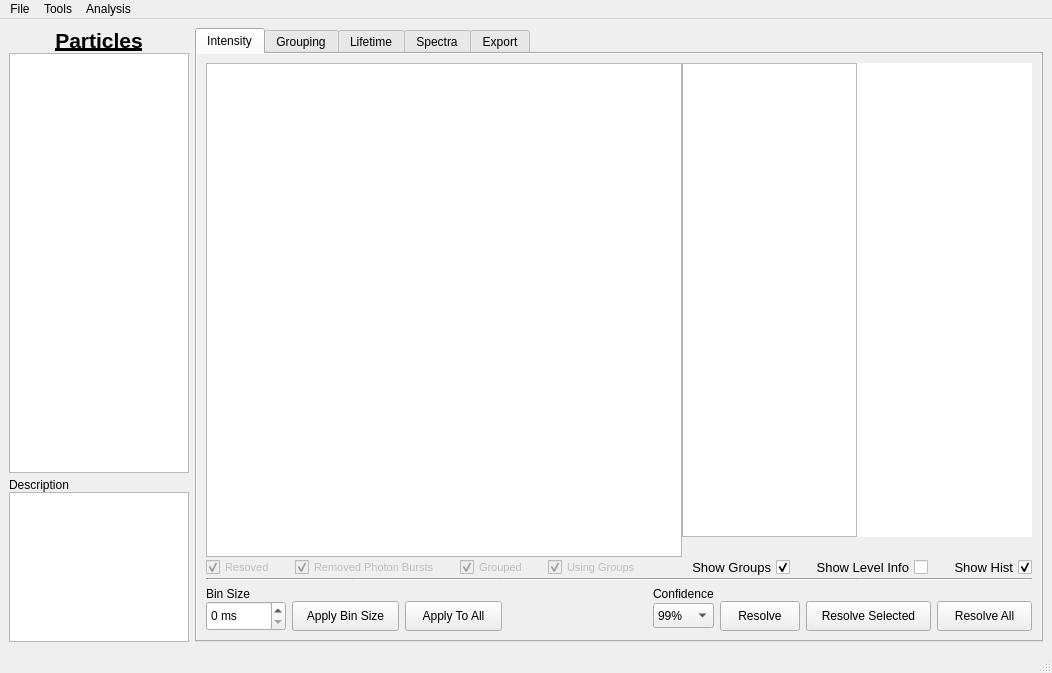
This is resources/ui/mainwindow.ui in BioPhysicsUP/Full_SMS as Qt 5 draws it before an edit. The edited form follows.
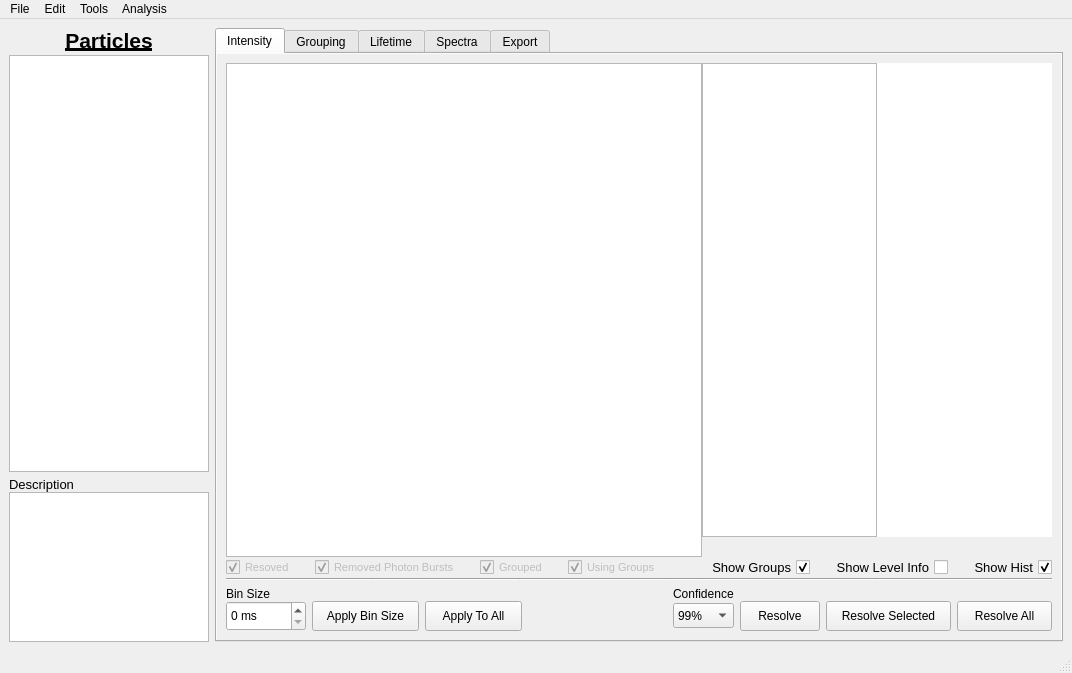
This is the edited form. Icons and pictures are not drawn. Custom widgets are drawn as their Qt base class.

```diff
--- a/resources/ui/mainwindow.ui
+++ b/resources/ui/mainwindow.ui
@@ -45,6 +45,22 @@
         </property>
        </widget>
       </item>
+      <item>
+       <spacer name="verticalSpacer_4">
+        <property name="orientation">
+         <enum>Qt::Vertical</enum>
+        </property>
+        <property name="sizeType">
+         <enum>QSizePolicy::Fixed</enum>
+        </property>
+        <property name="sizeHint" stdset="0">
+         <size>
+          <width>20</width>
+          <height>2</height>
+         </size>
+        </property>
+       </spacer>
+      </item>
       <item>
        <widget class="QTreeView" name="treeViewParticles">
         <property name="sizePolicy">
@@ -55,16 +71,19 @@
         </property>
         <property name="minimumSize">
          <size>
-          <width>0</width>
+          <width>200</width>
           <height>0</height>
          </size>
         </property>
         <property name="maximumSize">
          <size>
-          <width>180</width>
+          <width>200</width>
           <height>16777215</height>
          </size>
         </property>
+        <attribute name="headerVisible">
+         <bool>false</bool>
+        </attribute>
        </widget>
       </item>
       <item>
@@ -85,6 +104,11 @@
       </item>
       <item>
        <widget class="QLabel" name="label">
+        <property name="font">
+         <font>
+          <pointsize>10</pointsize>
+         </font>
+        </property>
         <property name="text">
          <string>Description</string>
         </property>
@@ -100,13 +124,13 @@
         </property>
         <property name="minimumSize">
          <size>
-          <width>180</width>
+          <width>200</width>
           <height>0</height>
          </size>
         </property>
         <property name="maximumSize">
          <size>
-          <width>16777215</width>
+          <width>200</width>
           <height>150</height>
          </size>
         </property>
@@ -3219,7 +3243,7 @@
      <x>0</x>
      <y>0</y>
      <width>1048</width>
-     <height>22</height>
+     <height>21</height>
     </rect>
    </property>
    <widget class="QMenu" name="menuFile">
@@ -3275,7 +3299,16 @@
     </widget>
     <addaction name="menuSwitching_Rates"/>
    </widget>
+   <widget class="QMenu" name="menuEdit">
+    <property name="title">
+     <string>Edit</string>
+    </property>
+    <addaction name="actionSelect_All"/>
+    <addaction name="actionInvert_Selection"/>
+    <addaction name="actionDeselect_All"/>
+   </widget>
    <addaction name="menuFile"/>
+   <addaction name="menuEdit"/>
    <addaction name="menuTools"/>
    <addaction name="menuAnalysis"/>
   </widget>
```
Left out of the diff: 15 changed lines with no effect on the pictures.
